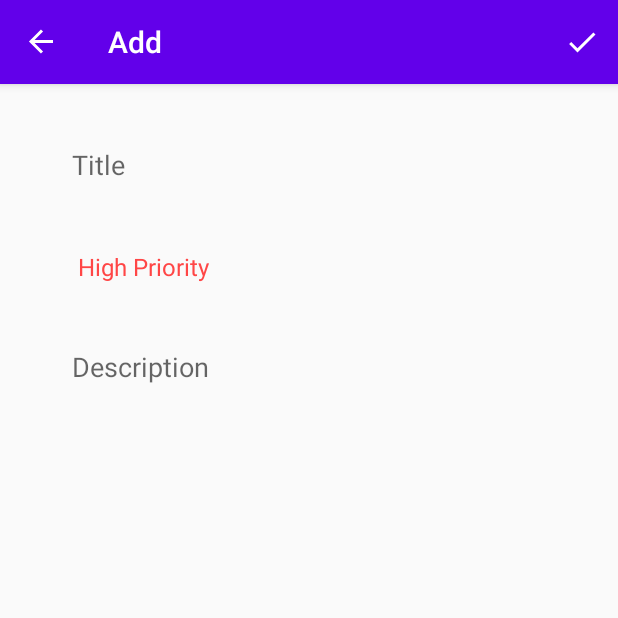
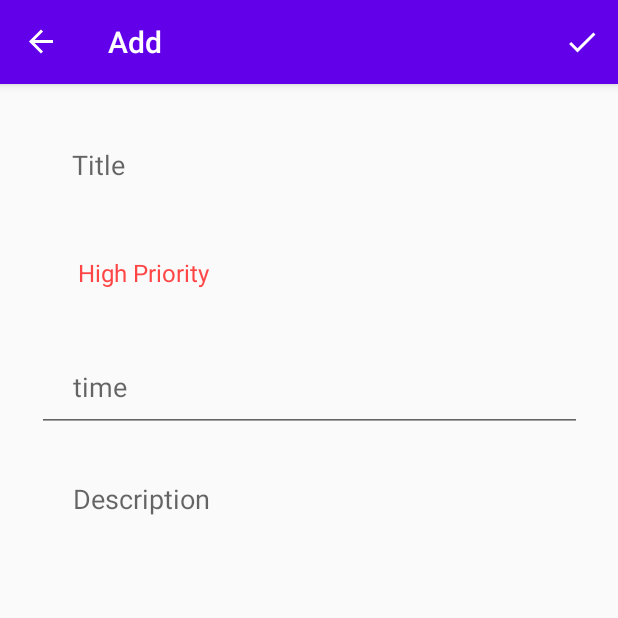
Before and after one commit to WhatToDo-NJUST/ToDo-kt, an Android app: the AddFragment screen opened through its navigation route, on a phone screen of 412 x 824 dp, the top half of it. Run offline under Robolectric (Android 15) with nearby library versions, the phone set to English and light mode, and no system bars; our stand-ins replace Room's generated code, navigation-ui; 3 statements that could not run were skipped.

Commit message:
add property 'time' to toDoData

```diff
--- a/app/src/main/java/com/example/todoapp/data/models/ToDoData.kt
+++ b/app/src/main/java/com/example/todoapp/data/models/ToDoData.kt
@@ -12,7 +12,9 @@ data class ToDoData(
     var id: Int,
     var title: String,
     var priority: Priority,
+    var time:String,
     var description: String
+
 ): Parcelable
 
 // Parcelable序列化工具
--- a/app/src/main/java/com/example/todoapp/fragments/add/AddFragment.kt
+++ b/app/src/main/java/com/example/todoapp/fragments/add/AddFragment.kt
@@ -51,6 +51,7 @@ class AddFragment : Fragment() {
         val mTitle = binding.titleEt.text.toString()
         val mPriority = binding.prioritiesSpinner.selectedItem.toString()
         val mDescription = binding.descriptionEt.text.toString()
+        val mTime=binding.timeEt.text.toString()
 
         val validation = mSharedViewModel.verifyDataFromUser(mTitle, mDescription)
         if(validation){
@@ -58,7 +59,8 @@ class AddFragment : Fragment() {
             val newData = ToDoData(
                 0,
                 mTitle,
-                mSharedViewModel.parsePriority(mPriority),mDescription
+                mSharedViewModel.parsePriority(mPriority),mDescription,mTime
+
             )
             mToDoViewModel.insertData(newData)
             Toast.makeText(requireContext(), "Successfully added!", Toast.LENGTH_SHORT).show()
--- a/app/src/main/java/com/example/todoapp/fragments/update/UpdateFragment.kt
+++ b/app/src/main/java/com/example/todoapp/fragments/update/UpdateFragment.kt
@@ -57,6 +57,7 @@ class UpdateFragment : Fragment() {
         val title = binding.currentTitleEt.text.toString()
         val description = binding.currentDescriptionEt.text.toString()
         val getPriority = binding.currentPrioritiesSpinner.selectedItem.toString()
+        val time=binding.currentTimeEt.text.toString()
 
         val validation = mSharedViewModel.verifyDataFromUser(title, description)
         if (validation) {
@@ -65,6 +66,7 @@ class UpdateFragment : Fragment() {
                 args.currentItem.id,
                 title,
                 mSharedViewModel.parsePriority(getPriority),
+                time,
                 description
             )
             mToDoViewModel.updateData(updatedItem)
--- a/app/src/main/res/layout/fragment_add.xml
+++ b/app/src/main/res/layout/fragment_add.xml
@@ -23,25 +23,25 @@
         app:layout_constraintStart_toStartOf="parent"
         app:layout_constraintTop_toTopOf="parent" />
 
+
     <Spinner
         android:id="@+id/priorities_spinner"
         android:layout_width="0dp"
         android:layout_height="60dp"
-        android:layout_marginTop="8dp"
+        android:layout_marginTop="12dp"
         android:background="@android:color/transparent"
         android:entries="@array/priorities"
         android:paddingStart="20dp"
         android:paddingEnd="20dp"
         app:layout_constraintEnd_toEndOf="parent"
-        app:layout_constraintHorizontal_bias="0.5"
         app:layout_constraintStart_toStartOf="parent"
         app:layout_constraintTop_toBottomOf="@+id/title_et" />
 
     <EditText
         android:id="@+id/description_et"
-        android:layout_width="0dp"
-        android:layout_height="0dp"
-        android:layout_marginTop="8dp"
+        android:layout_width="363dp"
+        android:layout_height="450dp"
+        android:layout_marginTop="16dp"
         android:background="@android:color/transparent"
         android:ems="10"
         android:gravity="top|start"
@@ -50,9 +50,21 @@
         android:paddingStart="24dp"
         android:paddingTop="16dp"
         android:paddingEnd="24dp"
-        app:layout_constraintBottom_toBottomOf="parent"
         app:layout_constraintEnd_toEndOf="parent"
-        app:layout_constraintHorizontal_bias="0.5"
+        app:layout_constraintStart_toStartOf="parent"
+        app:layout_constraintTop_toBottomOf="@+id/time_et" />
+
+    <EditText
+        android:id="@+id/time_et"
+        android:layout_width="363dp"
+        android:layout_height="60dp"
+        android:layout_marginTop="16dp"
+        android:ems="10"
+        android:hint="@string/time"
+        android:inputType="time"
+        android:paddingStart="24dp"
+        android:paddingEnd="24dp"
+        app:layout_constraintEnd_toEndOf="parent"
         app:layout_constraintStart_toStartOf="parent"
         app:layout_constraintTop_toBottomOf="@+id/priorities_spinner" />
 </androidx.constraintlayout.widget.ConstraintLayout>
--- a/app/src/main/res/values/strings.xml
+++ b/app/src/main/res/values/strings.xml
@@ -13,6 +13,7 @@
     <string name="add">Add</string>
     <string name="save">Save</string>
     <string name="delete">Delete</string>
+    <string name="time">time</string>
 
     <string-array name="priorities">
         <item>High Priority</item>
```
Also changed, not shown: app/src/main/res/layout/fragment_update.xml (+23 -8 lines), app/src/main/res/layout/row_layout.xml (+17 -2 lines).
